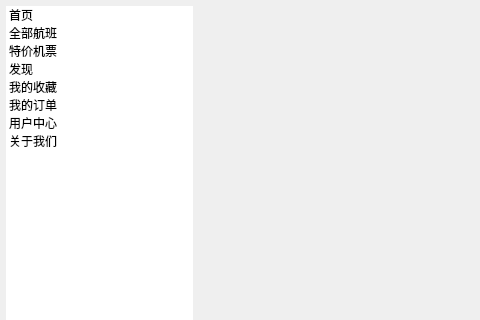
First picture: the form in Flight_System/MainWindow.ui, repository gywcs101/qt_flight_booking_system, before the edit; both pictures show x 0 to 480 and y 0 to 320 of the 950 by 629 pixel window.
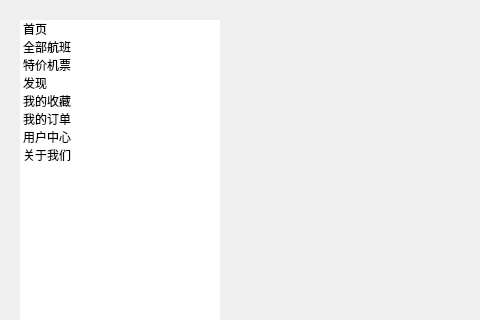
Second picture: the form after the edit. Icons and pictures are not drawn. Custom widgets are drawn as their Qt base class.

```diff
--- a/Flight_System/MainWindow.ui
+++ b/Flight_System/MainWindow.ui
@@ -19,18 +19,18 @@
   <property name="windowTitle">
    <string>哈夫克航班系统</string>
   </property>
+  <layout class="QHBoxLayout" name="horizontalLayout">
+   <item>
   <widget class="QWidget" name="leftContainer" native="true">
-   <property name="geometry">
-    <rect>
-     <x>6</x>
-     <y>6</y>
-     <width>187</width>
-     <height>617</height>
-    </rect>
-   </property>
    <layout class="QVBoxLayout" name="verticalLayout">
     <item>
      <widget class="QListWidget" name="menuList">
+        <property name="maximumSize">
+         <size>
+          <width>200</width>
+          <height>16777215</height>
+         </size>
+        </property>
       <property name="focusPolicy">
        <enum>Qt::FocusPolicy::NoFocus</enum>
       </property>
@@ -122,15 +122,9 @@
     </item>
    </layout>
   </widget>
+   </item>
+   <item>
   <widget class="QWidget" name="rightContainer" native="true">
-   <property name="geometry">
-    <rect>
-     <x>197</x>
-     <y>6</y>
-     <width>747</width>
-     <height>617</height>
-    </rect>
-   </property>
    <layout class="QVBoxLayout" name="verticalLayout_2">
     <property name="leftMargin">
      <number>0</number>
@@ -221,6 +215,8 @@
     </item>
    </layout>
   </widget>
+   </item>
+  </layout>
  </widget>
  <customwidgets>
   <customwidget>
```
Lines whose indentation alone changed are shown as unchanged.
